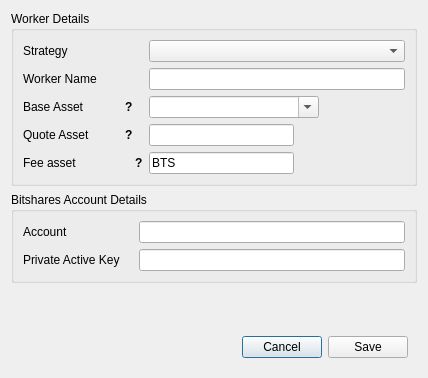
Old version of the form dexbot/views/ui/create_worker_window.ui in the repository xeroc/stakemachine.
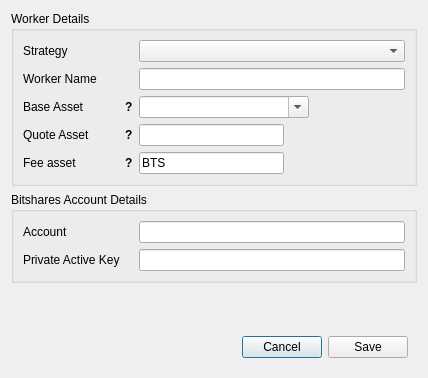
New version of the form.

Commit message: Change fee asset wrap width

The edit to the form file:
```diff
--- a/dexbot/views/ui/create_worker_window.ui
+++ b/dexbot/views/ui/create_worker_window.ui
@@ -469,13 +469,13 @@
         </property>
         <property name="minimumSize">
          <size>
-          <width>120</width>
+          <width>110</width>
           <height>0</height>
          </size>
         </property>
         <property name="maximumSize">
          <size>
-          <width>120</width>
+          <width>110</width>
           <height>16777215</height>
          </size>
         </property>
```
The commit also changes 1 other file.
